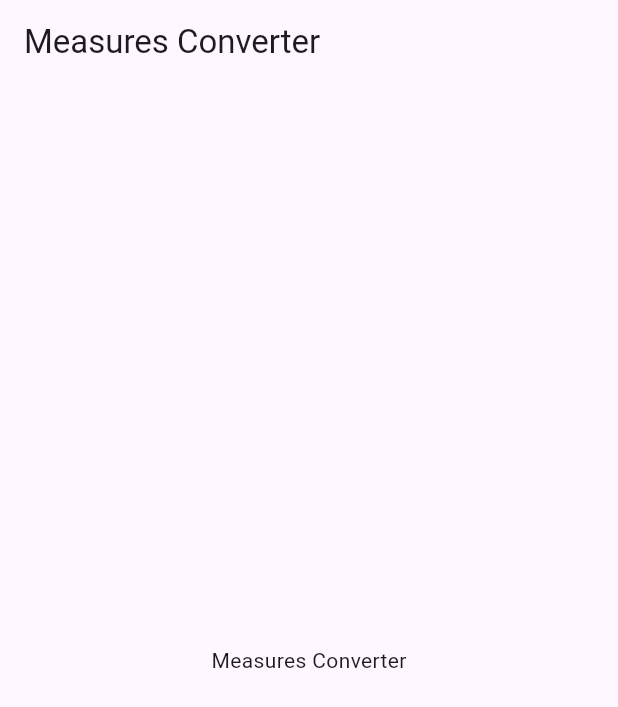
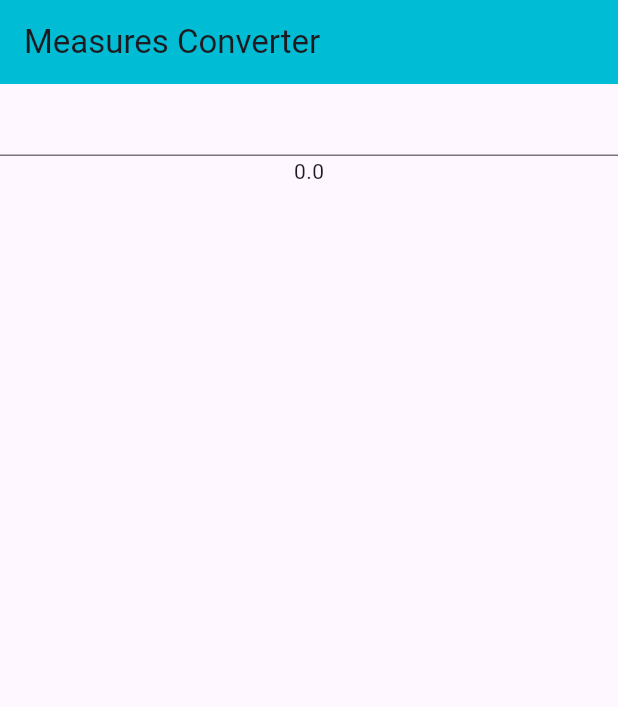
Before and after one commit to anasassad/Unit-Converter, a Flutter app: the screen it shows after launch, on a phone screen of 412 x 824 dp. Shown: the top 707 px of the screen. Run offline on Flutter 3.47's test engine with Material 3 defaults, Android fonts, the phone set to English and light mode, and no system bars.

Commit message:
Reading user input from TextField

```diff
--- a/lib/main.dart
+++ b/lib/main.dart
@@ -12,6 +12,14 @@ class MyApp extends StatefulWidget {
 }
 
 class MyAppState extends State<MyApp> {
+  late double _numberFrom;
+
+  @override
+  void initState() {
+    _numberFrom = 0;
+    super.initState();
+  }
+
   @override
   Widget build(BuildContext context) {
     return MaterialApp(
@@ -19,10 +27,24 @@ class MyAppState extends State<MyApp> {
       home: Scaffold(
         appBar: AppBar(
           title: const Text('Measures Converter'),
+          backgroundColor: Colors.cyan,
         ),
-        body: const Center(
-          child: Text('Measures Converter'),
-        ),
+        body: Center(
+            child: Column(
+          children: [
+            TextField(
+              onChanged: (text) {
+                var v = double.tryParse(text);
+                if (v != null) {
+                  setState(() {
+                    _numberFrom = v;
+                  });
+                }
+              },
+            ),
+            Text((_numberFrom == null) ? '' : _numberFrom.toString())
+          ],
+        )),
       ),
     );
   }
```
